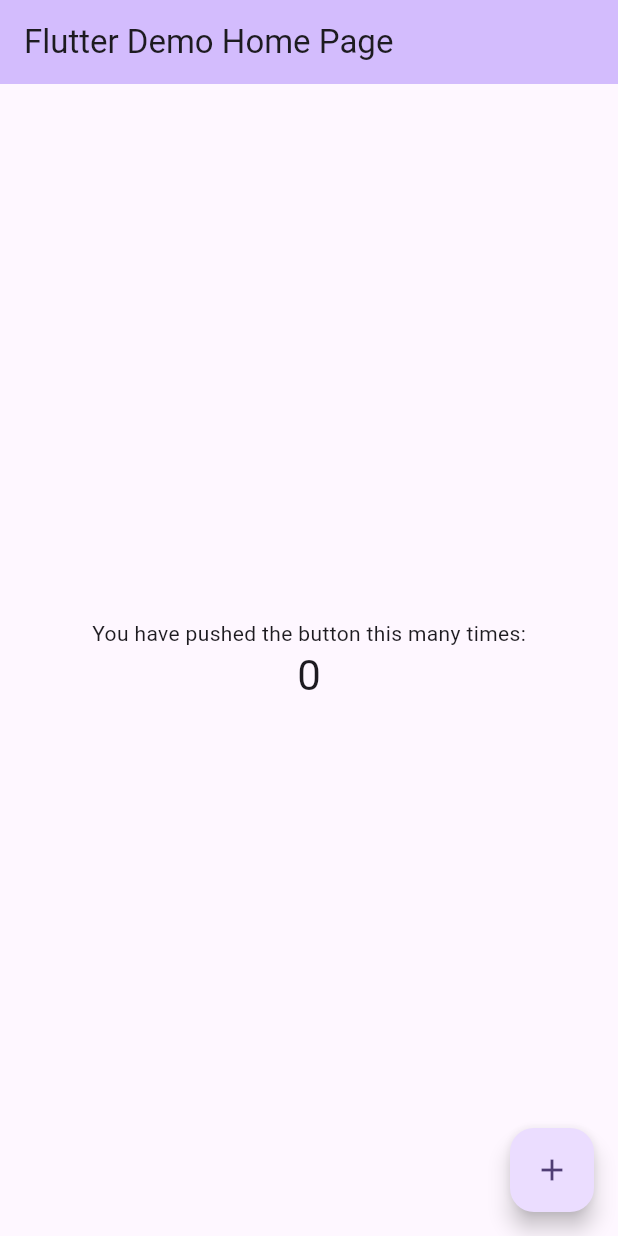
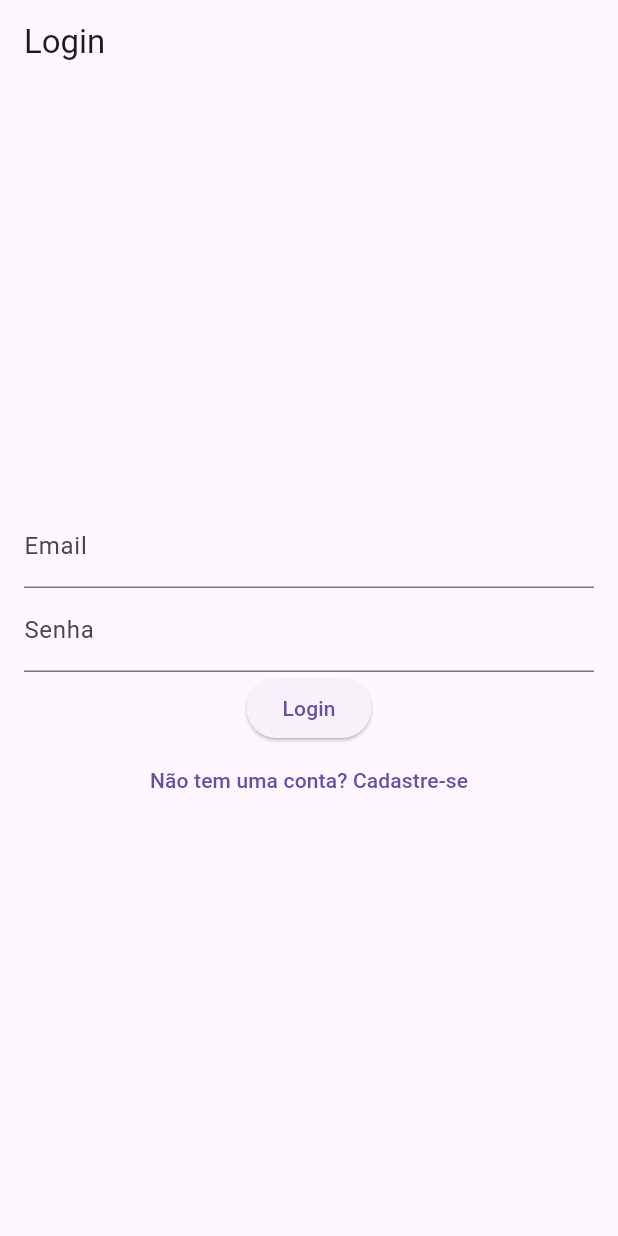
Before and after one commit to DaniloMAP/Cadastro_Login, a Flutter app: the screen it shows after launch, on a phone screen of 412 x 824 dp. Run offline on Flutter 3.47's test engine with Material 3 defaults, Android fonts, the phone set to English and light mode, and no system bars; our stand-ins replace firebase_auth; accounts and stored records are empty.

Commit message:
Login, Cadastro e Auth OK
Criadas as telas de Login e Cadastro
Implementação da funcionalidade de autenticação do Firebase

```diff
--- a/cadastro/lib/main.dart
+++ b/cadastro/lib/main.dart
@@ -1,69 +1,17 @@
 import 'package:flutter/material.dart';
+import 'screens/login_screen.dart';
 
-void main() {
-  runApp(const MyApp());
-}
+void main() => runApp(MyApp());
 
 class MyApp extends StatelessWidget {
-  const MyApp({super.key});
-
   @override
   Widget build(BuildContext context) {
     return MaterialApp(
-      title: 'Flutter Demo',
+      title: 'Flutter Login',
       theme: ThemeData(
-        colorScheme: ColorScheme.fromSeed(seedColor: Colors.deepPurple),
-        useMaterial3: true,
+        primarySwatch: Colors.blue,
       ),
-      home: const MyHomePage(title: 'Flutter Demo Home Page'),
+      home: LoginScreen(),
     );
   }
 }
-
-class MyHomePage extends StatefulWidget {
-  const MyHomePage({super.key, required this.title});
-
-  final String title;
-
-  @override
-  State<MyHomePage> createState() => _MyHomePageState();
-}
-
-class _MyHomePageState extends State<MyHomePage> {
-  int _counter = 0;
-
-  void _incrementCounter() {
-    setState(() {
-      _counter++;
-    });
-  }
-
-  @override
-  Widget build(BuildContext context) {
-    return Scaffold(
-      appBar: AppBar(
-        backgroundColor: Theme.of(context).colorScheme.inversePrimary,
-        title: Text(widget.title),
-      ),
-      body: Center(
-        child: Column(
-          mainAxisAlignment: MainAxisAlignment.center,
-          children: <Widget>[
-            const Text(
-              'You have pushed the button this many times:',
-            ),
-            Text(
-              '$_counter',
-              style: Theme.of(context).textTheme.headlineMedium,
-            ),
-          ],
-        ),
-      ),
-      floatingActionButton: FloatingActionButton(
-        onPressed: _incrementCounter,
-        tooltip: 'Increment',
-        child: const Icon(Icons.add),
-      ),
-    );
-  }
-}
--- /dev/null
+++ b/cadastro/lib/screens/login_screen.dart
@@ -0,0 +1,59 @@
+import 'package:flutter/material.dart';
+import '../services/auth_service.dart';
+import 'signup_screen.dart';
+
+class LoginScreen extends StatelessWidget {
+  final TextEditingController emailController = TextEditingController();
+  final TextEditingController passwordController = TextEditingController();
+  final AuthService _authService = AuthService();
+
+  @override
+  Widget build(BuildContext context) {
+    return Scaffold(
+      appBar: AppBar(
+        title: Text('Login'),
+      ),
+      body: Padding(
+        padding: EdgeInsets.all(16.0),
+        child: Column(
+          mainAxisAlignment: MainAxisAlignment.center,
+          children: <Widget>[
+            TextField(
+              controller: emailController,
+              decoration: InputDecoration(labelText: 'Email'),
+              keyboardType: TextInputType.emailAddress,
+            ),
+            TextField(
+              controller: passwordController,
+              decoration: InputDecoration(labelText: 'Senha'),
+              obscureText: true,
+            ),
+            ElevatedButton(
+              onPressed: () async {
+                try {
+                  await _authService.signIn(
+                    emailController.text,
+                    passwordController.text,
+                  );
+                  // Navegar para a próxima tela após o login
+                } catch (e) {
+                  // Tratar erros de login
+                }
+              },
+              child: Text('Login'),
+            ),
+            TextButton(
+              onPressed: () {
+                Navigator.push(
+                  context,
+                  MaterialPageRoute(builder: (context) => SignupScreen()),
+                );
+              },
+              child: Text('Não tem uma conta? Cadastre-se'),
+            ),
+          ],
+        ),
+      ),
+    );
+  }
+}
--- /dev/null
+++ b/cadastro/lib/services/auth_service.dart
@@ -0,0 +1,25 @@
+import 'package:firebase_auth/firebase_auth.dart';
+
+class AuthService {
+  final FirebaseAuth _firebaseAuth = FirebaseAuth.instance;
+
+  Future<UserCredential> signUp(String email, String password) async {
+    return await _firebaseAuth.createUserWithEmailAndPassword(
+      email: email,
+      password: password,
+    );
+  }
+
+  Future<UserCredential> signIn(String email, String password) async {
+    return await _firebaseAuth.signInWithEmailAndPassword(
+      email: email,
+      password: password,
+    );
+  }
+
+  Future<void> signOut() async {
+    await _firebaseAuth.signOut();
+  }
+
+  // Você pode adicionar mais métodos conforme necessário
+}
```
Also changed, not shown: cadastro/lib/screens/signup_screen.dart (added, +49 -0 lines), cadastro/pubspec.yaml (+8 -66 lines), cadastro/pubspec.lock, 8 other files.
